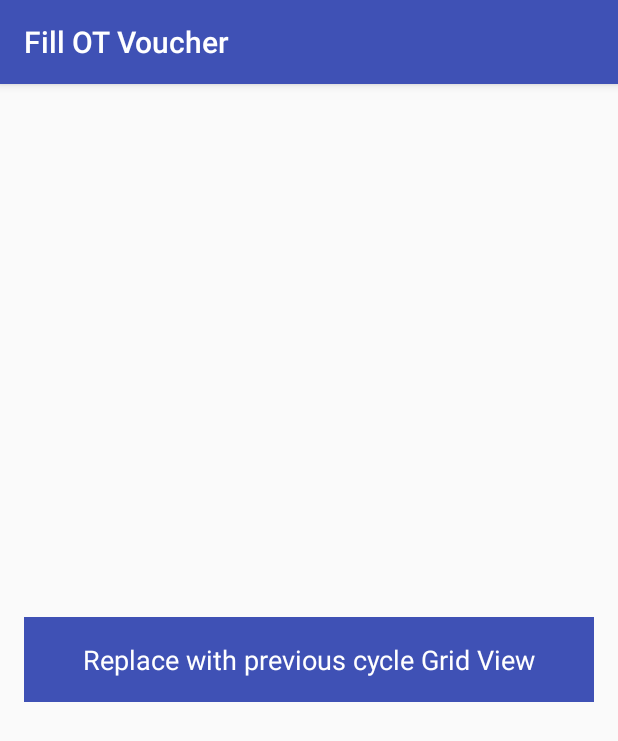
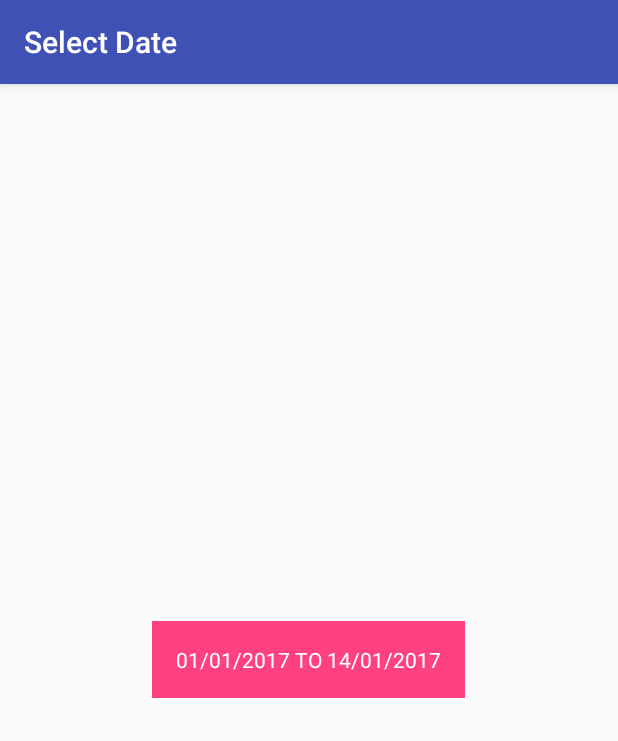
Before and after one commit to ATOMWR/ATOM, an Android app: the OvertimeActivity screen opened directly, with no data from a screen before it, after a tap on "01/01/2017", on a phone screen of 412 x 824 dp. Shown: the top 741 px of the screen. Run offline under Robolectric (Android 15) with nearby library versions, the phone set to English and light mode, and no system bars.

Commit message:
Create new Activity to display Date GridView

```diff
--- a/app/src/main/java/com/example/akav/atom/OvertimeActivity.java
+++ b/app/src/main/java/com/example/akav/atom/OvertimeActivity.java
@@ -15,69 +15,103 @@ import java.util.Date;
 
 public class OvertimeActivity extends AppCompatActivity {
 
-    private RelativeLayout cycleListLayout;
-    private RelativeLayout previousCycleListLayout;
     private LinearLayout previousCycle1;
     private LinearLayout previousCycle2;
     private LinearLayout previousCycle3;
-    private RelativeLayout currentCycleLayout;
     private LinearLayout currentCycle;
 
-    private RelativeLayout previousCycleGridLayout;
+    private TextView prevCycle1Start;
+    private TextView prevCycle1End;
 
-    private RelativeLayout currentCycleGridLayout;
+    private TextView prevCycle2Start;
+    private TextView prevCycle2End;
+
+    private TextView prevCycle3Start;
+    private TextView prevCycle3End;
+
+    private TextView currentCycleStart;
+    private TextView currentCycleEnd;
 
     @Override
     protected void onCreate(Bundle savedInstanceState) {
         super.onCreate(savedInstanceState);
         setContentView(R.layout.activity_overtime);
 
-        cycleListLayout = (RelativeLayout) findViewById(R.id.cycle_list_layout);
         previousCycle1 = (LinearLayout) findViewById(R.id.ot_previous_cycle_1);
         previousCycle2 = (LinearLayout) findViewById(R.id.ot_previous_cycle_2);
         previousCycle3 = (LinearLayout) findViewById(R.id.ot_previous_cycle_3);
 
+        prevCycle1Start = (TextView) findViewById(R.id.ot_cycle_1_start);
+        prevCycle1End = (TextView) findViewById(R.id.ot_cycle_1_end);
+
+        prevCycle2Start = (TextView) findViewById(R.id.ot_cycle_2_start);
+        prevCycle2End = (TextView) findViewById(R.id.ot_cycle_2_end);
+
+        prevCycle3Start = (TextView) findViewById(R.id.ot_cycle_3_start);
+        prevCycle3End = (TextView) findViewById(R.id.ot_cycle_3_end);
+
+        currentCycleStart = (TextView) findViewById(R.id.ot_current_cycle_start);
+        currentCycleEnd = (TextView) findViewById(R.id.ot_current_cycle_end);
+
         currentCycle = (LinearLayout) findViewById(R.id.ot_current_cycle);
-
-        previousCycleGridLayout = (RelativeLayout) findViewById(R.id.previous_cycle_grid_view);
-        currentCycleGridLayout = (RelativeLayout) findViewById(R.id.current_cycle_grid_view);
-
-        previousCycleGridLayout.setVisibility(View.GONE);
-        currentCycleGridLayout.setVisibility(View.GONE);
 
         previousCycle1.setOnClickListener(new View.OnClickListener() {
             @Override
             public void onClick(View view) {
-                cycleListLayout.setVisibility(View.GONE);
-                currentCycleGridLayout.setVisibility(View.GONE);
-                previousCycleGridLayout.setVisibility(View.VISIBLE);
+                String prevCycle1StartDate = prevCycle1Start.getText().toString();
+                String prevCycle1EndDate = prevCycle1End.getText().toString();
+
+                Intent prevCycle1ToGrid = new Intent(OvertimeActivity.this, OvertimeGridActivity.class);
+
+                prevCycle1ToGrid.putExtra("startDate", prevCycle1StartDate);
+                prevCycle1ToGrid.putExtra("endDate", prevCycle1EndDate);
+
+                startActivity(prevCycle1ToGrid);
             }
         });
 
         previousCycle2.setOnClickListener(new View.OnClickListener() {
             @Override
             public void onClick(View view) {
-                cycleListLayout.setVisibility(View.GONE);
-                currentCycleGridLayout.setVisibility(View.GONE);
-                previousCycleGridLayout.setVisibility(View.VISIBLE);
+                String prevCycle2StartDate = prevCycle2Start.getText().toString();
+                String prevCycle2EndDate = prevCycle2End.getText().toString();
+
+                Intent prevCycle2ToGrid = new Intent(OvertimeActivity.this, OvertimeGridActivity.class);
+
+                prevCycle2ToGrid.putExtra("startDate", prevCycle2StartDate);
+                prevCycle2ToGrid.putExtra("endDate", prevCycle2EndDate);
+
+                startActivity(prevCycle2ToGrid);
             }
         });
 
         previousCycle3.setOnClickListener(new View.OnClickListener() {
             @Override
             public void onClick(View view) {
-                cycleListLayout.setVisibility(View.GONE);
-                currentCycleGridLayout.setVisibility(View.GONE);
-                previousCycleGridLayout.setVisibility(View.VISIBLE);
+                String prevCycle3StartDate = prevCycle3Start.getText().toString();
+                String prevCycle3EndDate = prevCycle3End.getText().toString();
+
+                Intent prevCycle3ToGrid = new Intent(OvertimeActivity.this, OvertimeGridActivity.class);
+
+                prevCycle3ToGrid.putExtra("startDate", prevCycle3StartDate);
+                prevCycle3ToGrid.putExtra("endDate", prevCycle3EndDate);
+
+                startActivity(prevCycle3ToGrid);
             }
         });
 
         currentCycle.setOnClickListener(new View.OnClickListener() {
             @Override
             public void onClick(View view) {
-                cycleListLayout.setVisibility(View.GONE);
-                previousCycleGridLayout.setVisibility(View.GONE);
-                currentCycleGridLayout.setVisibility(View.VISIBLE);
+                String currentCycleStartDate = currentCycleStart.getText().toString();
+                String currentCycleEndDate = currentCycleEnd.getText().toString();
+
+                Intent currentCycleToGrid = new Intent(OvertimeActivity.this, OvertimeGridActivity.class);
+
+                currentCycleToGrid.putExtra("startDate", currentCycleStartDate);
+                currentCycleToGrid.putExtra("endDate", currentCycleEndDate);
+
+                startActivity(currentCycleToGrid);
             }
         });
 
--- /dev/null
+++ b/app/src/main/java/com/example/akav/atom/OvertimeGridActivity.java
@@ -0,0 +1,27 @@
+package com.example.akav.atom;
+
+import android.content.Intent;
+import android.support.v7.app.AppCompatActivity;
+import android.os.Bundle;
+import android.widget.TextView;
+
+public class OvertimeGridActivity extends AppCompatActivity {
+
+    private TextView selectedDate;
+
+    @Override
+    protected void onCreate(Bundle savedInstanceState) {
+        super.onCreate(savedInstanceState);
+        setContentView(R.layout.activity_overtime_grid);
+
+        selectedDate = (TextView) findViewById(R.id.selected_date);
+
+        Intent intent = getIntent();
+
+        String startDate = intent.getStringExtra("startDate");
+        String endDate = intent.getStringExtra("endDate");
+
+        selectedDate.setText(startDate + " TO " + endDate);
+
+    }
+}
--- a/app/src/main/res/layout/activity_home.xml
+++ b/app/src/main/res/layout/activity_home.xml
@@ -22,7 +22,7 @@
             android:padding="16dp"
             android:background="@color/colorPrimary"
             android:textColor="#FFFFFF"
-            android:text="Fill Overtime Voucher"/>
+            android:text="Overtime Allowance"/>
 
         <Button
             android:id="@+id/fill_ta"
@@ -31,7 +31,7 @@
             android:padding="16dp"
             android:layout_marginTop="16dp"
             android:background="@color/colorPrimary"
-            android:text="Fill Travel Allowance Voucher"
+            android:text="Travel Allowance"
             android:textColor="#FFFFFF" />
 
     </LinearLayout>
--- a/app/src/main/res/layout/activity_overtime.xml
+++ b/app/src/main/res/layout/activity_overtime.xml
@@ -224,44 +224,4 @@
 
     </RelativeLayout>
 
-    <RelativeLayout
-        android:id="@+id/previous_cycle_grid_view"
-        android:layout_width="match_parent"
-        android:layout_height="match_parent">
-
-        <TextView
-            android:layout_width="match_parent"
-            android:layout_height="wrap_content"
-            android:padding="16dp"
-            android:text="Replace with previous cycle Grid View"
-            android:textAlignment="center"
-            android:textColor="#FFFFFF"
-            android:textAppearance="@style/TextAppearance.AppCompat.Medium"
-            android:background="@color/colorPrimary"
-            android:layout_centerInParent="true"/>
-
-        <!--Grid View for previous Cycle Here-->
-
-    </RelativeLayout>
-
-    <RelativeLayout
-        android:id="@+id/current_cycle_grid_view"
-        android:layout_width="match_parent"
-        android:layout_height="match_parent">
-
-        <TextView
-            android:layout_width="match_parent"
-            android:layout_height="wrap_content"
-            android:padding="16dp"
-            android:text="Replace with current cycle Grid View"
-            android:textAlignment="center"
-            android:textColor="#FFFFFF"
-            android:textAppearance="@style/TextAppearance.AppCompat.Medium"
-            android:background="@color/colorPrimary"
-            android:layout_centerInParent="true"/>
-
-        <!--Grid View for current Cycle Here-->
-
-    </RelativeLayout>
-
 </RelativeLayout>
--- /dev/null
+++ b/app/src/main/res/layout/activity_overtime_grid.xml
@@ -0,0 +1,19 @@
+<?xml version="1.0" encoding="utf-8"?>
+<RelativeLayout
+    xmlns:android="http://schemas.android.com/apk/res/android"
+    xmlns:app="http://schemas.android.com/apk/res-auto"
+    xmlns:tools="http://schemas.android.com/tools"
+    android:layout_width="match_parent"
+    android:layout_height="match_parent"
+    tools:context="com.example.akav.atom.OvertimeGridActivity">
+
+    <TextView
+        android:id="@+id/selected_date"
+        android:layout_width="wrap_content"
+        android:layout_centerInParent="true"
+        android:layout_height="wrap_content"
+        android:background="@color/colorAccent"
+        android:padding="16dp"
+        android:textColor="#FFFFFF"/>
+
+</RelativeLayout>
```
Also changed, not shown: app/src/main/AndroidManifest.xml (+10 -11 lines).
